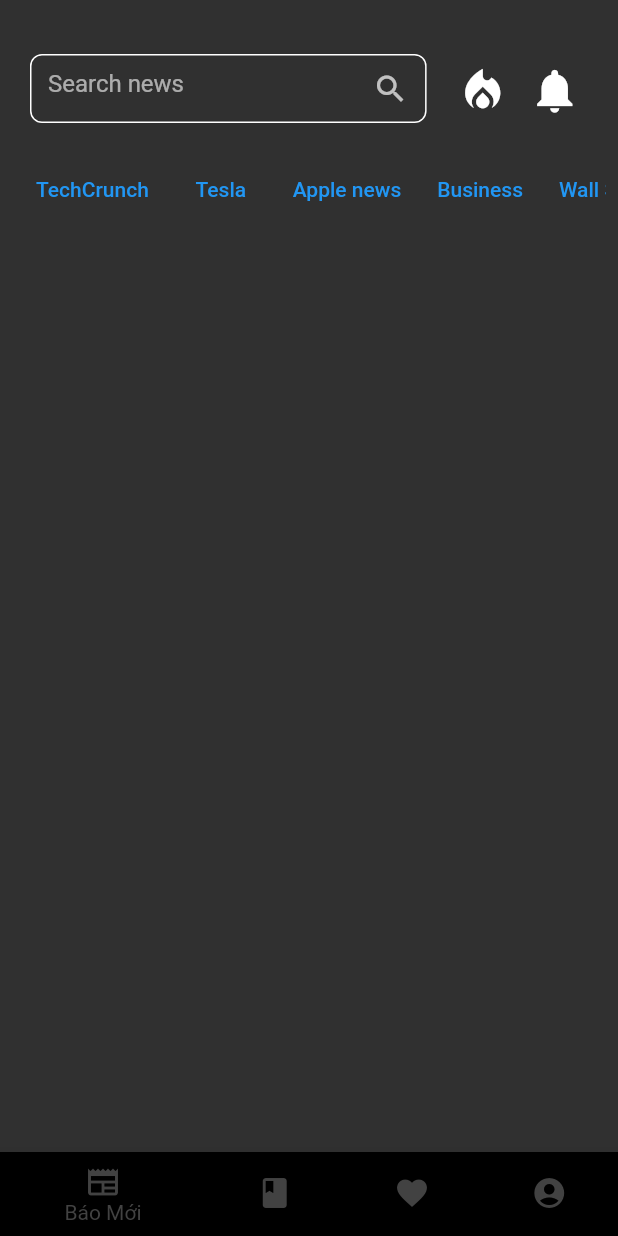
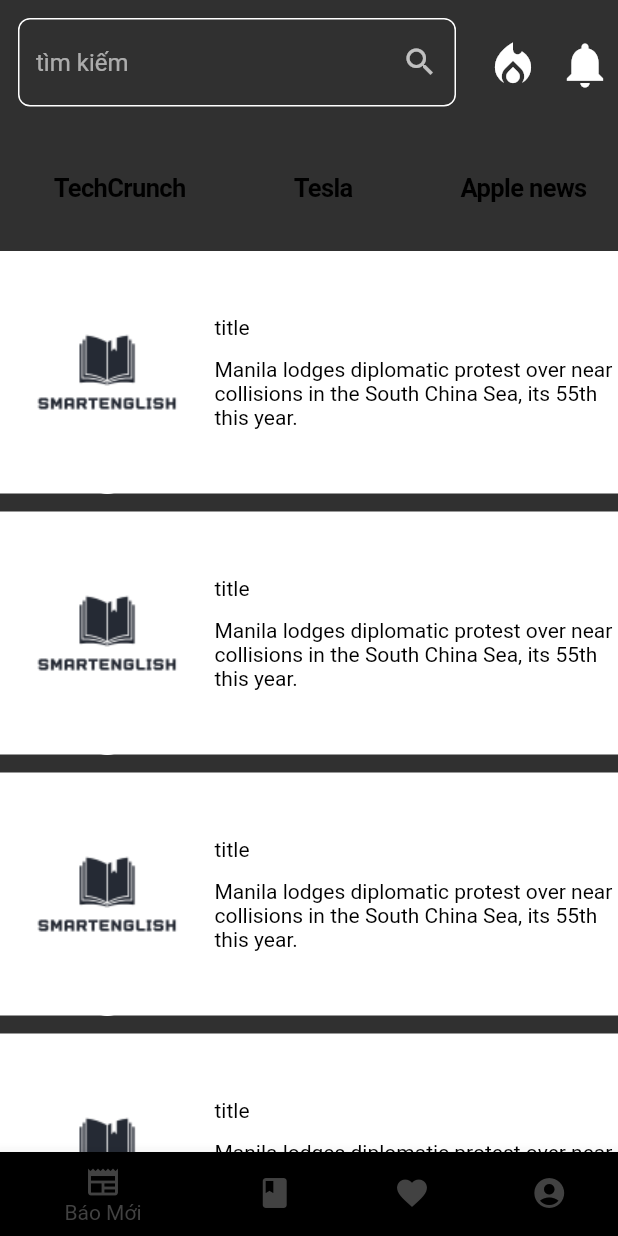
Before and after one commit to manh310599/english_project, a Flutter app: the screen it shows once a user with an empty profile is signed in, on a phone screen of 412 x 824 dp. Run offline on Flutter 3.47's test engine with Material 2 defaults, Android fonts, the light colour scheme and no system bars; our stand-ins replace auto_route, bloc, connectivity_plus, dio, firebase_auth, firebase_core and 9 more; missing offline and left inert: json_serializable; accounts and stored records are empty; generated files the repository leaves out were written again; statements that could not run were skipped.

Commit message:
update news_view

```diff
--- a/lib/app/features/news/news_page.dart
+++ b/lib/app/features/news/news_page.dart
@@ -1,5 +1,9 @@
 import 'package:auto_route/annotations.dart';
+import 'package:english_project/app/common/widget/button/cupertino_button.dart';
+import 'package:english_project/app/common/widget/button/image_button.dart';
 import 'package:english_project/app/common/widget/edit_text/edit_text.dart';
+import 'package:english_project/app/features/news/presentation/view/news_body.dart';
+import 'package:english_project/dimens.dart';
 import 'package:firebase_auth/firebase_auth.dart';
 import 'package:flutter/material.dart';
 import 'package:flutter_phoenix/flutter_phoenix.dart';
@@ -11,55 +15,50 @@ class NewsPage extends StatelessWidget {
 
   @override
   Widget build(BuildContext context) {
-    final width = MediaQuery.of(context).size.width;
+
     return Scaffold(
-      body: Container(
-        margin: const EdgeInsets.fromLTRB(8, 24, 8, 8),
+      body: SafeArea(
         child: Column(
+
           children: [
             Row(
-            crossAxisAlignment: CrossAxisAlignment.center,
-            children: [
-              SizedBox(
-                  width: width*.7,
-                  height: 70,
-                  child: EditText(icon: const Icon(Icons.search),
-                    hinText: 'Search news',
-                  ),
-              ),
-              IconButton(onPressed: () {
-
-              }, icon: const Icon(Icons.local_fire_department, size: 35,)),
-              IconButton(onPressed: () {
-
-              }, icon: Icon(Icons.notifications, size: 35,))
-            ],
+              children: [
+                EditText(icon: Icon(Icons.search),hinText: 'tìm kiếm',).flexible(),
+                IconButton(
+                    onPressed: () {},
+                    icon: const Icon(
+                      Icons.local_fire_department,
+                      size: Dimens.ic_XL2,
+                    )),
+                IconButton(
+                    onPressed: () {},
+                    icon: Icon(
+                      Icons.notifications,
+                      size: Dimens.ic_XL2,
+                    ))
+              ],
             ),
             SingleChildScrollView(
-              scrollDirection: axisDirectionToAxis(AxisDirection.right),
+              scrollDirection: axisDirectionToAxis(AxisDirection.left),
               child: Row(
-                crossAxisAlignment: CrossAxisAlignment.start,
                 children: [
-                ButtonBar(
-                alignment: MainAxisAlignment.spaceEvenly,
-                children: <Widget>[
-                  TextButton( child: const Text('TechCrunch'), onPressed: () {}),
-                  TextButton( child: const Text('Tesla'), onPressed: () {}),
-                  TextButton( child: const Text('Apple news'), onPressed: () {}),
-                  TextButton( child: const Text('Business'), onPressed: () {}),
-                  TextButton( child: const Text('Wall Street Journal'), onPressed: () {}),
+                  CupertinoButtonEdit(
+                      text: 'TechCrunch',textColor: Colors.black, onPressed: () {}),
+                  CupertinoButtonEdit(
+                      text: 'Tesla',textColor: Colors.black, onPressed: () {}),
+                  CupertinoButtonEdit(
+                      text: 'Apple news',textColor: Colors.black, onPressed: () {}),
+                  CupertinoButtonEdit(
+                      text: 'Business',textColor: Colors.black, onPressed: () {}),
+                  CupertinoButtonEdit(
+                      text: 'Wall Street Journal',textColor: Colors.black, onPressed: () {}),
                 ],
               ),
-                ],
-              ),
-            )
+            ),
+            const SizedBox(child: NewsBody()).expand()
           ],
         ),
       ),
     );
-
-
-
-
   }
 }
--- /dev/null
+++ b/lib/app/features/news/presentation/view/news_body.dart
@@ -0,0 +1,39 @@
+import 'package:english_project/gaps.dart';
+import 'package:flutter/material.dart';
+import 'package:velocity_x/velocity_x.dart';
+
+class NewsBody extends StatelessWidget {
+  const NewsBody({super.key});
+
+  @override
+  Widget build(BuildContext context) {
+    return ListView.separated(
+      itemBuilder: (context, index) {
+        return Container(
+          color: Colors.white,
+          child: Row(
+            children: [
+              Image.asset('assets/images/logo.png'),
+              Column(
+                crossAxisAlignment: CrossAxisAlignment.start,
+                children: [
+                  'title'.text.black.make(),
+                  Gaps.vGap12,
+                  'Manila lodges diplomatic protest over near collisions in the South China Sea, its 55th this year.'
+                      .text
+                      .black
+                      .make(),
+                ],
+              ).expand()
+            ],
+          ),
+        );
+      },
+      itemCount: 5,
+      shrinkWrap: true,
+      separatorBuilder: (BuildContext context, int index) {
+        return Gaps.vGap12;
+      },
+    );
+  }
+}
```
Also changed, not shown: pubspec.lock.
